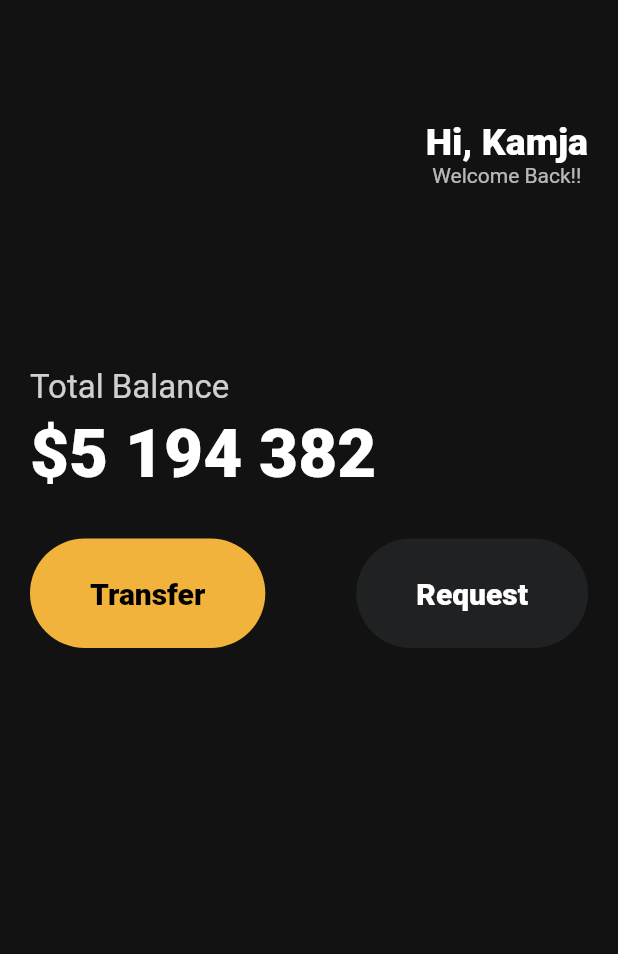
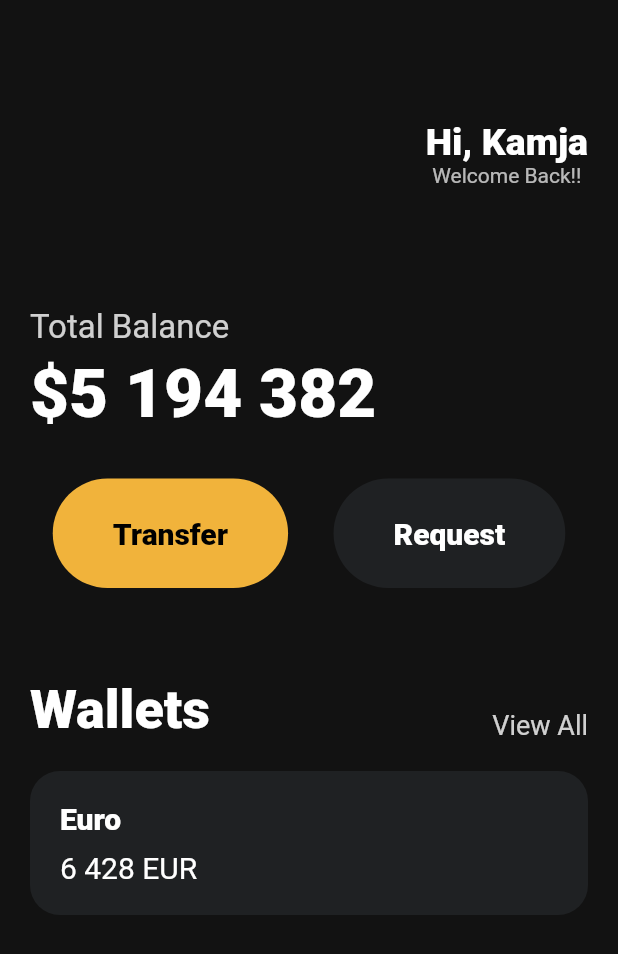
Before and after one commit to kamja44/Flutter, a Flutter app: the screen it shows after launch, on a phone screen of 412 x 824 dp. Shown: the top 954 px of the screen. Run offline on Flutter 3.47's test engine with Material 2 defaults, Android fonts, the phone set to English and light mode, and no system bars.

Commit message:
create Card

```diff
--- a/toonflix/lib/main.dart
+++ b/toonflix/lib/main.dart
@@ -45,7 +45,7 @@ class App extends StatelessWidget {
                 ],
               ),
               const SizedBox(
-                height: 120,
+                height: 80,
               ),
               Text(
                 "Total Balance",
@@ -69,7 +69,7 @@ class App extends StatelessWidget {
                 height: 30,
               ),
               const Row(
-                mainAxisAlignment: MainAxisAlignment.spaceBetween,
+                mainAxisAlignment: MainAxisAlignment.spaceAround,
                 children: [
                   Button(
                     text: "Transfer",
@@ -82,7 +82,83 @@ class App extends StatelessWidget {
                     textColor: Colors.white,
                   ),
                 ],
-              )
+              ),
+              const SizedBox(
+                height: 60,
+              ),
+              Row(
+                mainAxisAlignment: MainAxisAlignment.spaceBetween,
+                crossAxisAlignment: CrossAxisAlignment.end,
+                children: [
+                  const Text(
+                    "Wallets",
+                    style: TextStyle(
+                      color: Colors.white,
+                      fontWeight: FontWeight.w800,
+                      fontSize: 36,
+                    ),
+                  ),
+                  Text(
+                    "View All",
+                    style: TextStyle(
+                      color: Colors.white.withOpacity(0.8),
+                      fontSize: 18,
+                    ),
+                  ),
+                ],
+              ),
+              const SizedBox(
+                height: 20,
+              ),
+              Container(
+                  decoration: BoxDecoration(
+                    color: const Color(0xFF1F2123),
+                    borderRadius: BorderRadius.circular(20),
+                  ),
+                  child: const Padding(
+                    padding: EdgeInsets.all(20),
+                    child: Row(
+                      children: [
+                        Column(
+                          crossAxisAlignment: CrossAxisAlignment.start,
+                          children: [
+                            Text(
+                              "Euro",
+                              style: TextStyle(
+                                color: Colors.white,
+                                fontSize: 20,
+                                fontWeight: FontWeight.w800,
+                              ),
+                            ),
+                            SizedBox(
+                              height: 10,
+                            ),
+                            Row(
+                              children: [
+                                Text(
+                                  "6 428",
+                                  style: TextStyle(
+                                    color: Colors.white,
+                                    fontSize: 20,
+                                  ),
+                                ),
+                                SizedBox(
+                                  width: 5,
+                                ),
+                                Text(
+                                  "EUR",
+                                  style: TextStyle(
+                                    color: Colors.white,
+                                    fontSize: 20,
+                                  ),
+                                ),
+                              ],
+                            )
+                          ],
+                        )
+                      ],
+                    ),
+                  ))
             ],
           ),
         ),
```
